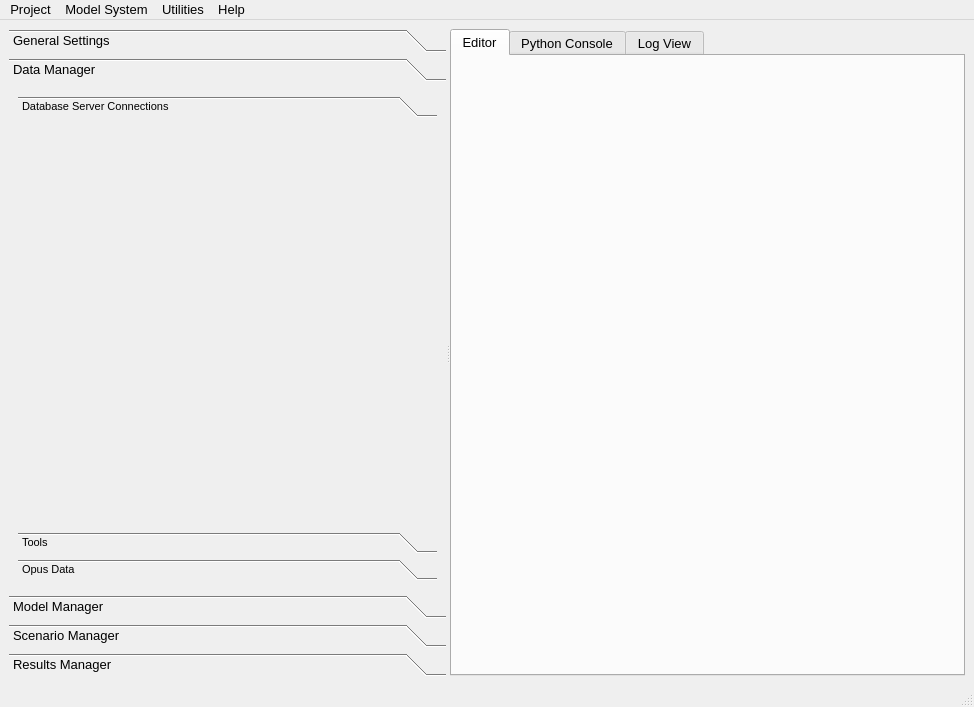
The window that opus_gui/main/opusmain.ui (psrc/urbansim) describes before a commit, drawn with Qt 5.
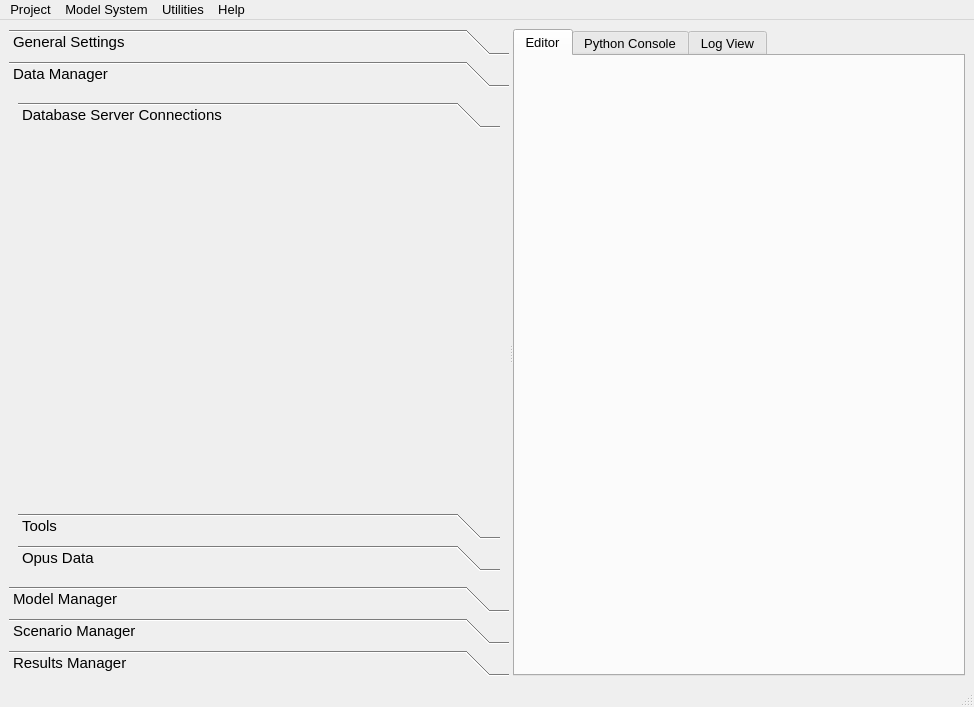
The same window after the commit. The open tabs and pages were chosen to show the change. Icons and pictures are not drawn.

Commit message: changed default font size to 11

```diff
--- a/opus_gui/main/opusmain.ui
+++ b/opus_gui/main/opusmain.ui
@@ -62,6 +62,11 @@
          <height>0</height>
         </size>
        </property>
+       <property name="font" >
+        <font>
+         <pointsize>11</pointsize>
+        </font>
+       </property>
        <property name="currentIndex" >
         <number>3</number>
        </property>
@@ -87,8 +92,8 @@
          <rect>
           <x>0</x>
           <y>0</y>
-          <width>426</width>
-          <height>491</height>
+          <width>386</width>
+          <height>477</height>
          </rect>
         </property>
         <attribute name="label" >
@@ -120,7 +125,7 @@
           <widget class="QToolBox" name="dataManager_toolBox" >
            <property name="font" >
             <font>
-             <pointsize>8</pointsize>
+             <pointsize>11</pointsize>
             </font>
            </property>
            <property name="currentIndex" >
@@ -131,8 +136,8 @@
              <rect>
               <x>0</x>
               <y>0</y>
-              <width>408</width>
-              <height>387</height>
+              <width>368</width>
+              <height>357</height>
              </rect>
             </property>
             <attribute name="label" >
```
Left out of the diff: 28 changed lines with no effect on the pictures. The commit also changes 1 other file.
